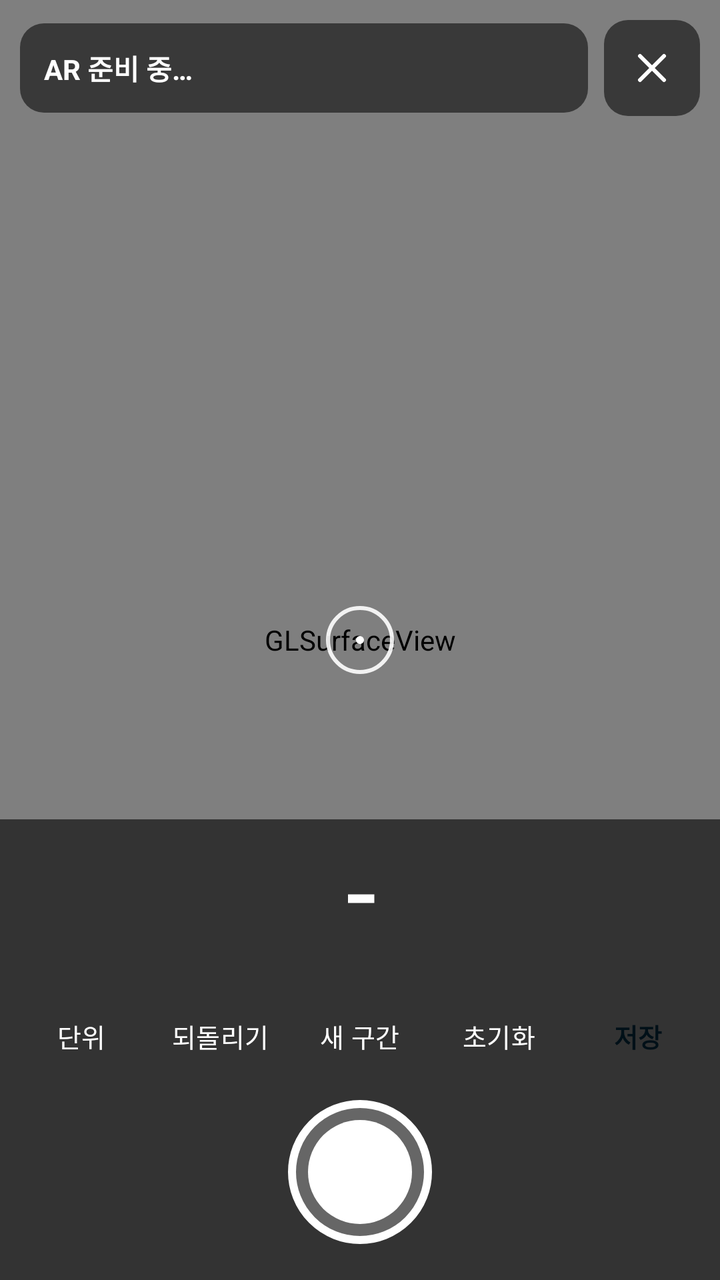
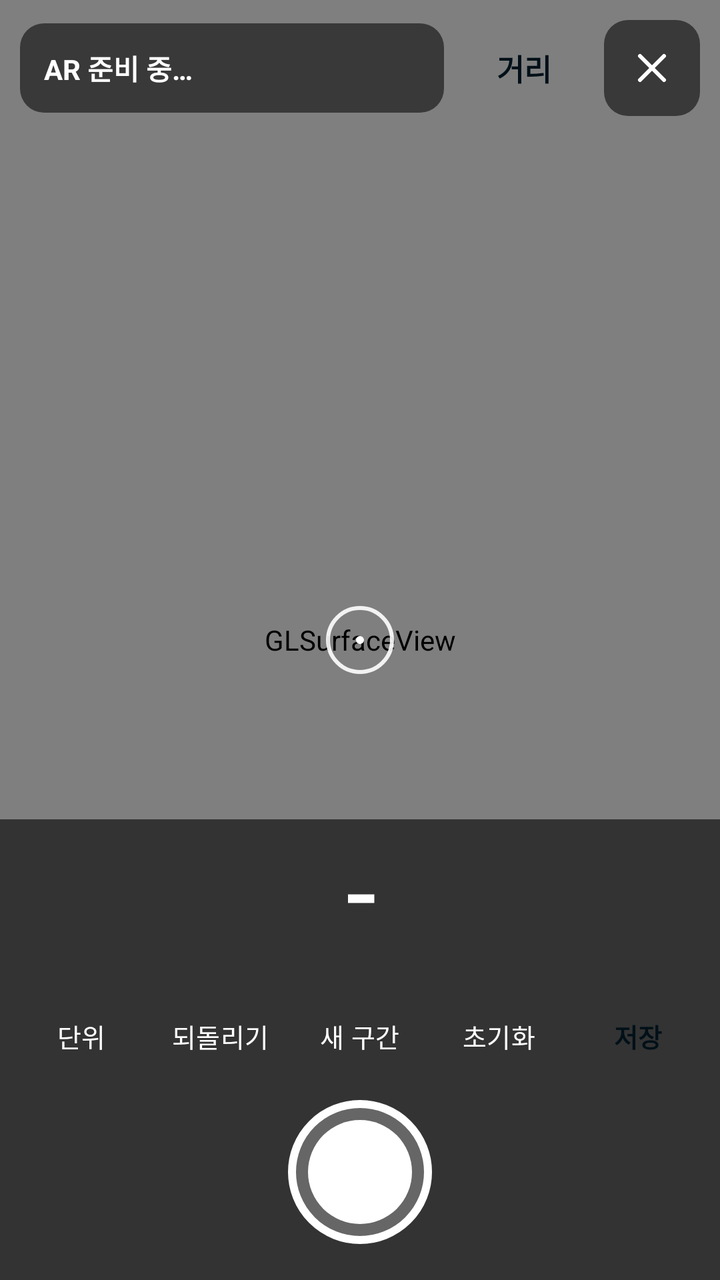

Screens rendered from an Android XML layout before and after an edit, with the pre-edit source and the edit as a unified diff.
<!-- AndroidManifest.xml: activity theme Theme.ARMeasure.Fullscreen -->
<!-- res/layout/activity_ar_measure.xml -->
<?xml version="1.0" encoding="utf-8"?>
<FrameLayout xmlns:android="http://schemas.android.com/apk/res/android"
    xmlns:app="http://schemas.android.com/apk/res-auto"
    android:layout_width="match_parent"
    android:layout_height="match_parent"
    android:background="@android:color/black">

    <android.opengl.GLSurfaceView
        android:id="@+id/surface"
        android:layout_width="match_parent"
        android:layout_height="match_parent" />

    <FrameLayout
        android:id="@+id/labels"
        android:layout_width="match_parent"
        android:layout_height="match_parent" />

    <ImageView
        android:id="@+id/crosshair"
        android:layout_width="34dp"
        android:layout_height="34dp"
        android:layout_gravity="center"
        android:importantForAccessibility="no"
        android:src="@drawable/crosshair" />

    <LinearLayout
        android:layout_width="match_parent"
        android:layout_height="wrap_content"
        android:layout_gravity="top"
        android:orientation="vertical"
        android:padding="10dp">

        <LinearLayout
            android:layout_width="match_parent"
            android:layout_height="wrap_content"
            android:gravity="center_vertical"
            android:orientation="horizontal">
            <TextView
                android:id="@+id/status"
                android:layout_width="0dp"
                android:layout_height="wrap_content"
                android:layout_weight="1"
                android:background="@drawable/bg_ar_status"
                android:padding="12dp"
                android:text="AR 준비 중…"
                android:textColor="#FFFFFF"
                android:textStyle="bold" />
            <ImageButton
                android:id="@+id/btnClose"
                android:layout_width="48dp"
                android:layout_height="48dp"
                android:layout_marginStart="8dp"
                android:background="@drawable/bg_ar_status"
                android:contentDescription="닫기"
                android:src="@drawable/ic_close"
                app:tint="#FFFFFF" />
        </LinearLayout>

        <TextView
            android:id="@+id/hint"
            android:layout_width="match_parent"
            android:layout_height="wrap_content"
            android:layout_marginTop="8dp"
            android:background="#D9FFB400"
            android:gravity="center"
            android:padding="8dp"
            android:textColor="#111111"
            android:textStyle="bold"
            android:visibility="gone" />
    </LinearLayout>

    <LinearLayout
        android:layout_width="match_parent"
        android:layout_height="wrap_content"
        android:layout_gravity="bottom"
        android:background="#99000000"
        android:gravity="center_horizontal"
        android:orientation="vertical"
        android:paddingTop="10dp"
        android:paddingBottom="18dp">

        <TextView
            android:id="@+id/live"
            android:layout_width="wrap_content"
            android:layout_height="wrap_content"
            android:fontFamily="monospace"
            android:text="-"
            android:textColor="#FFFFFF"
            android:textSize="38sp"
            android:textStyle="bold" />

        <TextView
            android:id="@+id/total"
            android:layout_width="wrap_content"
            android:layout_height="wrap_content"
            android:textColor="#E6FFFFFF"
            android:textSize="13sp" />

        <LinearLayout
            android:layout_width="match_parent"
            android:layout_height="wrap_content"
            android:layout_marginTop="8dp"
            android:paddingStart="6dp"
            android:paddingEnd="6dp"
            android:orientation="horizontal">
            <Button android:id="@+id/btnUnit" style="@style/Widget.ARMeasure.ArButton" android:layout_width="0dp" android:layout_height="wrap_content" android:layout_weight="1" android:layout_marginStart="3dp" android:layout_marginEnd="3dp" android:minWidth="0dp" android:paddingStart="2dp" android:paddingEnd="2dp" android:textSize="13sp" android:maxLines="1" android:text="단위" />
            <Button android:id="@+id/btnUndo" style="@style/Widget.ARMeasure.ArButton" android:layout_width="0dp" android:layout_height="wrap_content" android:layout_weight="1" android:layout_marginStart="3dp" android:layout_marginEnd="3dp" android:minWidth="0dp" android:paddingStart="2dp" android:paddingEnd="2dp" android:textSize="13sp" android:maxLines="1" android:text="되돌리기" />
            <Button android:id="@+id/btnNewSeg" style="@style/Widget.ARMeasure.ArButton" android:layout_width="0dp" android:layout_height="wrap_content" android:layout_weight="1" android:layout_marginStart="3dp" android:layout_marginEnd="3dp" android:minWidth="0dp" android:paddingStart="2dp" android:paddingEnd="2dp" android:textSize="13sp" android:maxLines="1" android:text="새 구간" />
            <Button android:id="@+id/btnReset" style="@style/Widget.ARMeasure.ArButton" android:layout_width="0dp" android:layout_height="wrap_content" android:layout_weight="1" android:layout_marginStart="3dp" android:layout_marginEnd="3dp" android:minWidth="0dp" android:paddingStart="2dp" android:paddingEnd="2dp" android:textSize="13sp" android:maxLines="1" android:text="초기화" />
            <Button android:id="@+id/btnSave" style="@style/Widget.ARMeasure.ArButton.Save" android:layout_width="0dp" android:layout_height="wrap_content" android:layout_weight="1" android:layout_marginStart="3dp" android:layout_marginEnd="3dp" android:minWidth="0dp" android:paddingStart="2dp" android:paddingEnd="2dp" android:textSize="13sp" android:maxLines="1" android:text="저장" />
        </LinearLayout>

        <ImageButton
            android:id="@+id/btnAdd"
            android:layout_width="72dp"
            android:layout_height="72dp"
            android:layout_marginTop="10dp"
            android:background="@drawable/bg_ar_add"
            android:contentDescription="측정점 추가" />
    </LinearLayout>

    <LinearLayout
        android:id="@+id/errorPanel"
        android:layout_width="match_parent"
        android:layout_height="match_parent"
        android:background="@color/bg"
        android:gravity="center"
        android:orientation="vertical"
        android:padding="28dp"
        android:visibility="gone">
        <TextView
            android:id="@+id/errorText"
            style="@style/Text.Body"
            android:layout_width="match_parent"
            android:layout_height="wrap_content"
            android:gravity="center"
            android:textColor="@color/text"
            android:textSize="16sp" />
        <Button
            android:id="@+id/btnErrorAction"
            style="@style/Widget.ARMeasure.Button.Primary"
            android:layout_width="match_parent"
            android:layout_height="wrap_content"
            android:layout_marginTop="20dp"
            android:visibility="gone" />
        <Button
            android:id="@+id/btnErrorBack"
            android:layout_width="match_parent"
            android:layout_height="wrap_content"
            android:layout_marginTop="8dp"
            android:text="돌아가기" />
    </LinearLayout>
</FrameLayout>
<!-- resources referenced by this layout -->
<resources>
  <color name="bg">#0B0F14</color>
  <color name="text">#E8EEF6</color>
  <!-- drawable bg_ar_add (drawable) -->
  <?xml version="1.0" encoding="utf-8"?>
  <layer-list xmlns:android="http://schemas.android.com/apk/res/android">
      <item><shape android:shape="oval"><solid android:color="#40FFFFFF" /><stroke android:width="4dp" android:color="#FFFFFF" /></shape></item>
      <item android:bottom="10dp" android:left="10dp" android:right="10dp" android:top="10dp"><shape android:shape="oval"><solid android:color="#FFFFFF" /></shape></item>
  </layer-list>
  <!-- drawable bg_ar_status (drawable) -->
  <?xml version="1.0" encoding="utf-8"?>
  <shape xmlns:android="http://schemas.android.com/apk/res/android" android:shape="rectangle">
      <solid android:color="#8C000000" />
      <corners android:radius="12dp" />
  </shape>
  <!-- drawable crosshair (drawable) -->
  <?xml version="1.0" encoding="utf-8"?>
  <layer-list xmlns:android="http://schemas.android.com/apk/res/android">
      <item><shape android:shape="oval"><stroke android:width="2dp" android:color="#E6FFFFFF" /></shape></item>
      <item android:bottom="15dp" android:left="15dp" android:right="15dp" android:top="15dp"><shape android:shape="oval"><solid android:color="#FFFFFF" /></shape></item>
  </layer-list>
  <!-- drawable ic_close (drawable) -->
  <?xml version="1.0" encoding="utf-8"?>
  <vector xmlns:android="http://schemas.android.com/apk/res/android" android:width="24dp" android:height="24dp" android:viewportWidth="24" android:viewportHeight="24" android:tint="?attr/colorOnSurface">
      <path android:fillColor="#00000000" android:strokeColor="#FFFFFFFF" android:strokeWidth="2" android:strokeLineCap="round" android:strokeLineJoin="round" android:pathData="M6,6L18,18M18,6L6,18" />
  </vector>
  <style name="Text.Body" parent=""><item name="android:textSize">14sp</item><item name="android:textColor">@color/muted</item><item name="android:lineSpacingMultiplier">1.3</item></style>
  <style name="Widget.ARMeasure.ArButton" parent="Widget.Material3.Button">
          <item name="android:minHeight">44dp</item>
          <item name="cornerRadius">12dp</item>
          <item name="backgroundTint">#CC141A22</item>
          <item name="android:textColor">#FFFFFF</item>
          <item name="android:paddingStart">12dp</item>
          <item name="android:paddingEnd">12dp</item>
          <item name="android:insetTop">0dp</item>
          <item name="android:insetBottom">0dp</item>
      </style>
  <style name="Widget.ARMeasure.ArButton.Save">
          <item name="backgroundTint">@color/accent</item>
          <item name="android:textColor">@color/on_accent</item>
          <item name="android:textStyle">bold</item>
      </style>
  <style name="Widget.ARMeasure.Button.Primary" parent="Widget.Material3.Button">
          <item name="android:minHeight">52dp</item>
          <item name="cornerRadius">12dp</item>
          <item name="android:textStyle">bold</item>
      </style>
  <style name="Theme.ARMeasure.Fullscreen">
          <item name="android:windowFullscreen">true</item>
          <item name="android:statusBarColor">@android:color/transparent</item>
          <item name="android:windowBackground">@android:color/black</item>
      </style>
  <color name="muted">#8A99AD</color>
  <color name="accent">#33D1FF</color>
  <color name="on_accent">#001018</color>
</resources>

<!-- the commit's change to res/layout/activity_ar_measure.xml (unified diff, before → after) -->
@@ -45,6 +45,15 @@
                 android:text="AR 준비 중…"
                 android:textColor="#FFFFFF"
                 android:textStyle="bold" />
+            <Button
+                android:id="@+id/btnMode"
+                style="@style/Widget.ARMeasure.ArButton.Save"
+                android:layout_width="wrap_content"
+                android:layout_height="48dp"
+                android:layout_marginStart="8dp"
+                android:minWidth="64dp"
+                android:text="거리"
+                android:textSize="15sp" />
             <ImageButton
                 android:id="@+id/btnClose"
                 android:layout_width="48dp"
